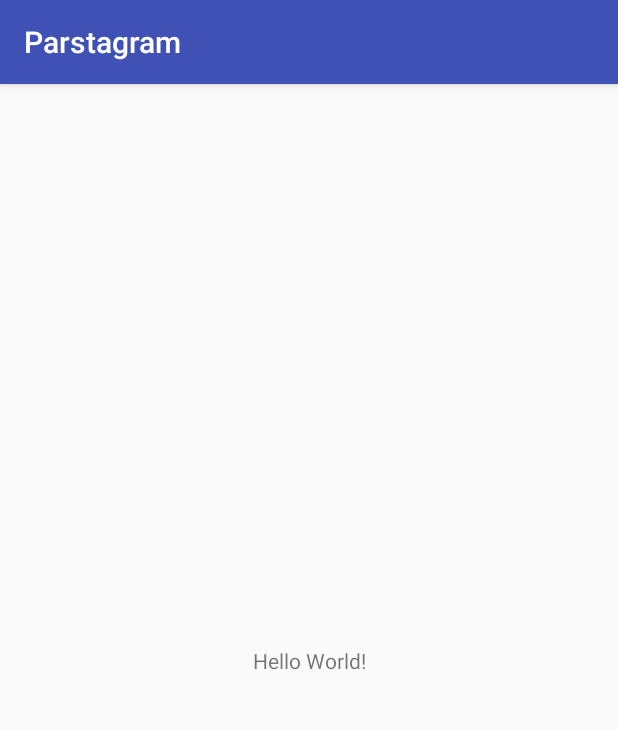
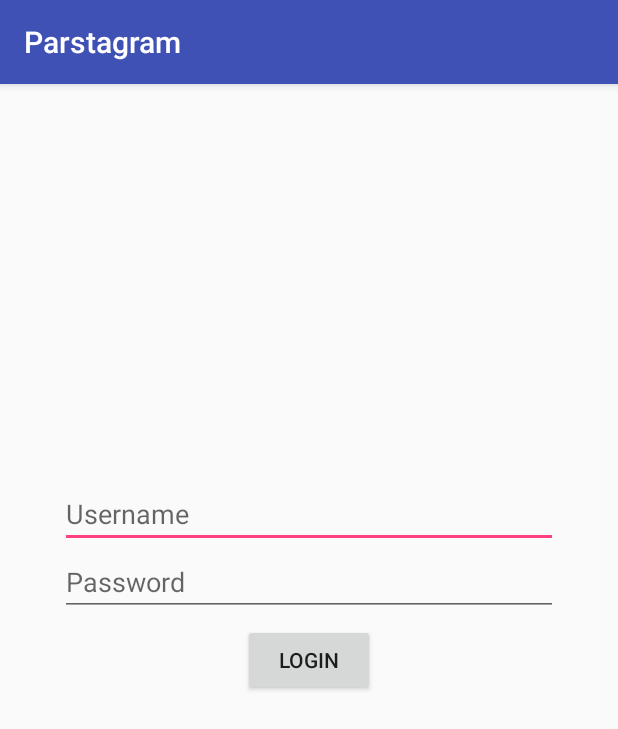
Before and after one commit to amyhgu/Parstagram, an Android app: the screen it shows after launch (MainActivity), on a phone screen of 412 x 824 dp. Shown: the top 729 px of the screen. Run offline under Robolectric (Android 15) with nearby library versions, the phone set to English and light mode, and no system bars; libraries missing offline, so code that uses them is left out: com.parse; 3 statements that could not run were skipped.

```diff
--- a/app/build.gradle
+++ b/app/build.gradle
@@ -25,4 +25,8 @@ dependencies {
     testImplementation 'junit:junit:4.12'
     androidTestImplementation 'com.android.support.test:runner:1.0.2'
     androidTestImplementation 'com.android.support.test.espresso:espresso-core:3.0.2'
+    implementation 'com.parse.bolts:bolts-android:1.4.0'
+    implementation 'com.parse:parse-android:1.17.3'
+    implementation 'com.squareup.okhttp3:logging-interceptor:3.8.1'
+    // for logging API calls to LogCat
 }
--- a/app/src/main/AndroidManifest.xml
+++ b/app/src/main/AndroidManifest.xml
@@ -2,7 +2,11 @@
 <manifest xmlns:android="http://schemas.android.com/apk/res/android"
     package="me.amyhgu.parstagram">
 
+    <uses-permission android:name="android.permission.INTERNET" />
+    <uses-permission android:name="android.permission.ACCESS_NETWORK_STATE" />
+
     <application
+        android:name=".ParseApplication"
         android:allowBackup="true"
         android:icon="@mipmap/ic_launcher"
         android:label="@string/app_name"
@@ -16,6 +20,7 @@
                 <category android:name="android.intent.category.LAUNCHER" />
             </intent-filter>
         </activity>
+        <activity android:name=".HomeActivity"></activity>
     </application>
 
 </manifest>
--- a/app/src/main/java/me/amyhgu/parstagram/MainActivity.java
+++ b/app/src/main/java/me/amyhgu/parstagram/MainActivity.java
@@ -1,13 +1,58 @@
 package me.amyhgu.parstagram;
 
+import android.content.Intent;
 import android.support.v7.app.AppCompatActivity;
 import android.os.Bundle;
+import android.util.Log;
+import android.view.View;
+import android.widget.Button;
+import android.widget.EditText;
+
+import com.parse.LogInCallback;
+import com.parse.ParseException;
+import com.parse.ParseUser;
 
 public class MainActivity extends AppCompatActivity {
+
+    private EditText usernameInput;
+    private EditText passwordInput;
+    private Button loginBtn;
+
 
     @Override
     protected void onCreate(Bundle savedInstanceState) {
         super.onCreate(savedInstanceState);
         setContentView(R.layout.activity_main);
+
+        usernameInput = findViewById(R.id.etUsername);
+        passwordInput = findViewById(R.id.etPassword);
+        loginBtn = findViewById(R.id.btLogin);
+
+        loginBtn.setOnClickListener(new View.OnClickListener() {
+            @Override
+            public void onClick(View view) {
+                final String username = usernameInput.getText().toString();
+                final String password = passwordInput.getText().toString();
+                login(username, password);
+            }
+        });
+    }
+
+    private void login(String username, String password) {
+        ParseUser.logInInBackground(username, password, new LogInCallback() {
+            @Override
+            public void done(ParseUser user, ParseException e) {
+                if (e == null) {
+                    Log.d("LoginActivity", "Login successful");
+
+                    final Intent intent = new Intent(MainActivity.this, HomeActivity.class);
+                    startActivity(intent);
+                    finish();
+                } else {
+                    Log.e("LoginActivity", "Login failure");
+                    e.printStackTrace();
+                }
+            }
+        });
     }
 }
--- /dev/null
+++ b/app/src/main/java/me/amyhgu/parstagram/ParseApplication.java
@@ -0,0 +1,41 @@
+package me.amyhgu.parstagram;
+
+import android.app.Application;
+
+import com.parse.Parse;
+import com.parse.ParseObject;
+
+import me.amyhgu.parstagram.model.Post;
+import okhttp3.OkHttpClient;
+import okhttp3.logging.HttpLoggingInterceptor;
+
+public class ParseApplication extends Application {
+    @Override
+    public void onCreate() {
+        super.onCreate();
+
+        ParseObject.registerSubclass(Post.class);
+
+//        // Use for troubleshooting -- remove this line for production
+//        Parse.setLogLevel(Parse.LOG_LEVEL_DEBUG);
+//
+//        // Use for monitoring Parse OkHttp traffic
+//        // Can be Level.BASIC, Level.HEADERS, or Level.BODY
+//        // See http://square.github.io/okhttp/3.x/logging-interceptor/ to see the options.
+//        OkHttpClient.Builder builder = new OkHttpClient.Builder();
+//        HttpLoggingInterceptor httpLoggingInterceptor = new HttpLoggingInterceptor();
+//        httpLoggingInterceptor.setLevel(HttpLoggingInterceptor.Level.BODY);
+//        builder.networkInterceptors().add(httpLoggingInterceptor);
+
+        final Parse.Configuration config = new Parse.Configuration.Builder(this)
+                .applicationId(getString(R.string.app_id)) // should correspond to APP_ID env variable
+                .clientKey(getString(R.string.master_key))  // set explicitly unless clientKey is explicitly configured on Parse server
+                .server(getString(R.string.server_url))
+                .build();
+
+        // set applicationId, and server server based on the values in the Heroku settings.
+        // clientKey is not needed unless explicitly configured
+        // any network interceptors must be added with the Configuration Builder given this syntax
+        Parse.initialize(config);
+    }
+}
--- a/app/src/main/res/layout/activity_main.xml
+++ b/app/src/main/res/layout/activity_main.xml
@@ -1,18 +1,42 @@
 <?xml version="1.0" encoding="utf-8"?>
-<android.support.constraint.ConstraintLayout xmlns:android="http://schemas.android.com/apk/res/android"
+<RelativeLayout xmlns:android="http://schemas.android.com/apk/res/android"
     xmlns:app="http://schemas.android.com/apk/res-auto"
     xmlns:tools="http://schemas.android.com/tools"
     android:layout_width="match_parent"
     android:layout_height="match_parent"
     tools:context=".MainActivity">
 
-    <TextView
+    <EditText
+        android:id="@+id/etUsername"
+        android:layout_width="match_parent"
+        android:layout_height="wrap_content"
+        android:ems="10"
+        android:hint="Username"
+        android:layout_above="@id/etPassword"
+        android:layout_marginLeft="40dp"
+        android:layout_marginRight="40dp"
+        android:inputType="textPersonName"
+        tools:layout_editor_absoluteX="16dp"
+        tools:layout_editor_absoluteY="16dp" />
+
+    <EditText
+        android:id="@+id/etPassword"
+        android:layout_width="match_parent"
+        android:layout_height="wrap_content"
+        android:layout_alignParentStart="true"
+        android:layout_above="@id/btLogin"
+        android:layout_marginLeft="40dp"
+        android:layout_marginRight="40dp"
+        android:ems="10"
+        android:hint="Password"
+        android:inputType="textPassword" />
+
+    <Button
+        android:id="@+id/btLogin"
         android:layout_width="wrap_content"
         android:layout_height="wrap_content"
-        android:text="Hello World!"
-        app:layout_constraintBottom_toBottomOf="parent"
-        app:layout_constraintLeft_toLeftOf="parent"
-        app:layout_constraintRight_toRightOf="parent"
-        app:layout_constraintTop_toTopOf="parent" />
-
-</android.support.constraint.ConstraintLayout>
+        android:layout_margin="5dp"
+        android:layout_centerVertical="true"
+        android:layout_centerHorizontal="true"
+        android:text="Login" />
+</RelativeLayout>
```
Also changed, not shown: app/src/main/java/me/amyhgu/parstagram/HomeActivity.java (added, +35 -0 lines), app/src/main/java/me/amyhgu/parstagram/model/Post.java (added, +37 -0 lines), app/src/main/res/layout/activity_home.xml (added, +16 -0 lines), 1 other file.
